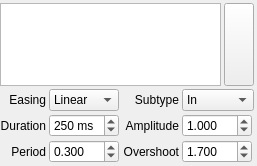
First picture: the form in objectwheel/codeeditor/qmleditor/qmleditorwidgets/easingpane/easingcontextpane.ui, repository objectwheel/objectwheel, before the edit.
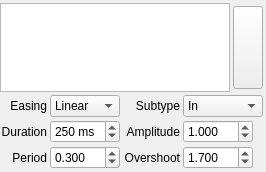
Second picture: the form after the edit.

Patch:
```diff
--- a/objectwheel/codeeditor/qmleditor/qmleditorwidgets/easingpane/easingcontextpane.ui
+++ b/objectwheel/codeeditor/qmleditor/qmleditorwidgets/easingpane/easingcontextpane.ui
@@ -6,8 +6,8 @@
    <rect>
     <x>0</x>
     <y>0</y>
-    <width>257</width>
-    <height>163</height>
+    <width>266</width>
+    <height>172</height>
    </rect>
   </property>
   <property name="windowTitle">
```
Left out of the diff: 21 changed lines with no effect on the pictures.
